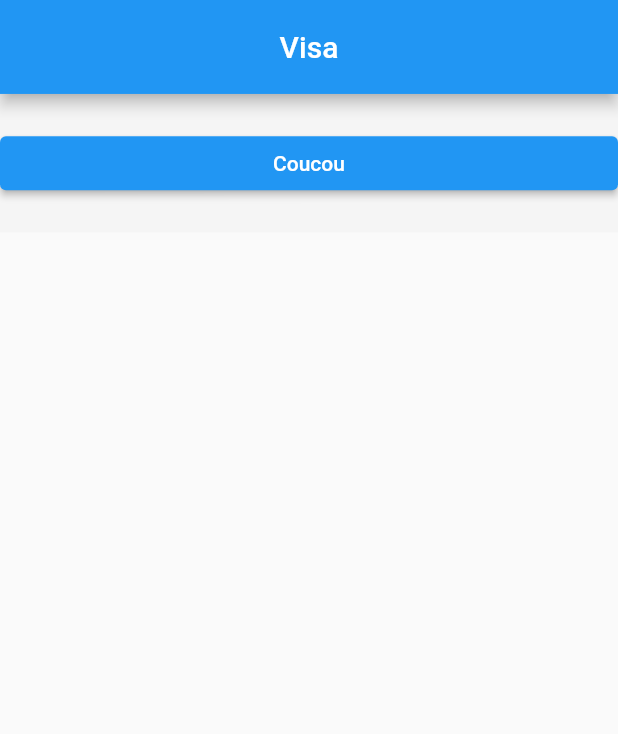
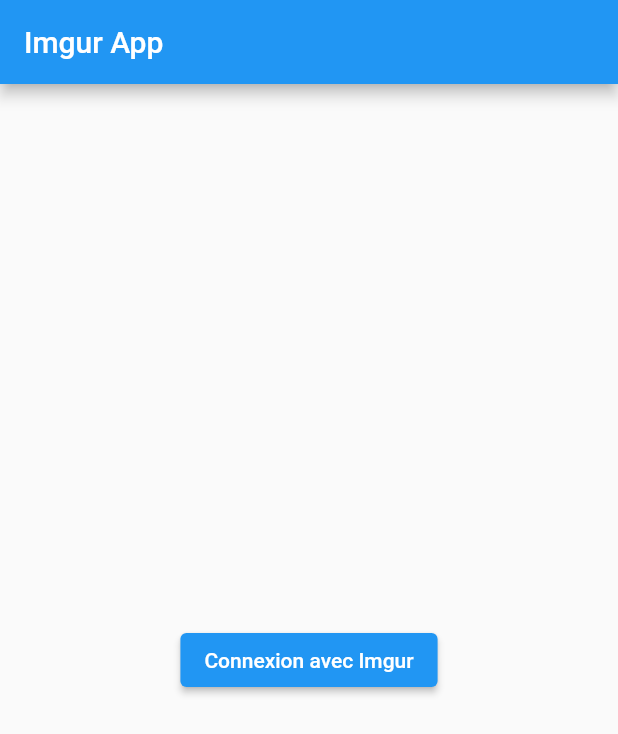
Before and after one commit to Androz2091/imgur-app, a Flutter app: the screen it shows after launch, on a phone screen of 412 x 824 dp. Shown: the top 734 px of the screen. Run offline on Flutter 3.47's test engine with Material 2 defaults, Android fonts, the phone set to English and light mode, and no system bars; missing offline and left inert: oauth2_client.

Commit message:
:tada: App is working!

```diff
--- a/lib/app-scale.dart
+++ /dev/null
@@ -1,15 +0,0 @@
-import 'package:flutter/material.dart';
-
-class AppScale {
-  const AppScale(this._context);
-
-  final BuildContext _context;
-
-  double ofWidth(double pct) {
-    return MediaQuery.of(_context).size.width * pct;
-  }
-
-  double ofHeight(double pct) {
-    return MediaQuery.of(this._context).size.height * pct;
-  }
-}
--- a/lib/imgur.dart
+++ b/lib/imgur.dart
@@ -1,47 +1,16 @@
-import 'dart:convert';
-import 'package:http/http.dart' as http;
+import 'package:oauth2_client/oauth2_client.dart';
+import 'package:meta/meta.dart';
 
-import 'package:visa/engine/simple-auth.dart';
-import 'package:visa/engine/visa.dart';
-import 'package:visa/auth-data.dart';
-import 'package:visa/engine/oauth.dart';
-
-/// Enables Imgur [OAuth] authentication
-class ImgurAuth implements Visa {
-  final baseUrl = 'https://api.imgur.com/oauth2/authorize';
-  SimpleAuth visa;
-
-  ImgurAuth() {
-    visa = SimpleAuth(
-        baseUrl: baseUrl,
-
-        /// Sends a request to the user profile api
-        /// endpoint. Returns an AuthData object.
-        getAuthData: (Map<String, String> data) async {
-          var token = data[OAuth.TOKEN_KEY];
-          // User profile API endpoint.
-          var baseProfileUrl = 'https://api.imgur.com/3/account/me/images';
-          var profileResponse = await http.get(baseProfileUrl, headers: {
-            'Authorization': 'Bearer $token',
-          });
-          var profileJson = json.decode(profileResponse.body);
-
-          return authData(profileJson, data);
-        });
+class MyOAuth2Client extends OAuth2Client {
+  MyOAuth2Client({@required String redirectUri, @required String customUriScheme}): super(
+    authorizeUrl: 'https://api.imgur.com/oauth2/authorize',
+    tokenUrl: 'https://api.imgur.com/oauth2/token',
+    redirectUri: redirectUri,
+    customUriScheme: customUriScheme
+  ) {
+      this.accessTokenRequestHeaders = {
+        'Accept': 'application/json'
+      };
   }
 
-  /// This function combines information
-  /// from the user [json] and auth response [data]
-  /// to build an [AuthData] object.
-  @override
-  AuthData authData(Map<String, dynamic> json, Map<String, String> data) {
-    final String accessToken = data[OAuth.TOKEN_KEY];
-
-    return AuthData(
-        clientID: data['clientID'],
-        accessToken: accessToken,
-        email: json['email'] as String,
-        response: data,
-        userJson: json);
-  }
 }
--- a/lib/login.dart
+++ /dev/null
@@ -1,32 +0,0 @@
-import 'package:flutter/material.dart';
-import 'package:hexcolor/hexcolor.dart';
-import 'utils.dart';
-import 'app-scale.dart';
-
-class LoginPage extends StatefulWidget {
-  const LoginPage({Key key}) : super(key: key);
-
-  @override
-  _LoginPageState createState() => _LoginPageState();
-}
-
-class _LoginPageState extends State<LoginPage> {
-  Widget build(BuildContext context) {
-    AppScale scale = AppScale(context);
-
-    return Scaffold(
-      appBar: Utils.getAppBar(context, canGoBack: false),
-      body: SingleChildScrollView(
-          child: Container(
-              color: Colors.white,
-              child: Container(
-                  color: HexColor('#f5f5f5'),
-                  width: scale.ofWidth(1),
-                  padding: EdgeInsets.fromLTRB(
-                      0, scale.ofHeight(0.027), 0, scale.ofHeight(0.027)),
-                  child: ElevatedButton(child: Text('Coucou'), onPressed: (){
-                    Navigator.pushNamed(context, '/imgur-auth');
-                  })
-                  ))));
-  }
-}
--- a/lib/main.dart
+++ b/lib/main.dart
@@ -1,6 +1,5 @@
 import 'package:flutter/material.dart';
-import 'login.dart';
-import 'auth.dart';
+import 'root.dart';
 
 void main() {
   runApp(MyApp());
@@ -14,10 +13,7 @@
       title: 'Flutter Demo',
       theme: ThemeData(
       ),
-      routes: <String, WidgetBuilder>{
-        '/': (BuildContext context) => LoginPage(),
-        '/imgur-auth': (BuildContext context) => AuthPage()
-      }
+      home: RootPage()
     );
   }
 }
--- /dev/null
+++ b/lib/root.dart
@@ -0,0 +1,93 @@
+import 'package:http/http.dart' as http;
+import 'package:flutter/material.dart';
+import 'package:oauth2_client/access_token_response.dart';
+import 'imgur.dart';
+import 'dart:convert';
+
+class RootPage extends StatefulWidget {
+  RootPage();
+
+  @override
+  State<StatefulWidget> createState() => new _RootPageState();
+}
+
+class ImgurImage {
+  String link;
+
+  ImgurImage(this.link);
+}
+
+class _RootPageState extends State<RootPage> {
+
+  bool failed = false;
+  bool logged = false;
+  bool loading = false;
+  List<String> links;
+
+  @override
+  void initState() {
+    super.initState();
+  }
+
+  initializeConnection () async {
+    MyOAuth2Client client = MyOAuth2Client(
+        customUriScheme: 'com.androz2091.imgurapp',
+        redirectUri: null
+    );
+
+    AccessTokenResponse tknResp = await client.getTokenWithAuthCodeFlow(
+    clientId: '9b274a072d497fd',
+    clientSecret: 'eabfe02dddfb8156576beb121ae7f87ff34d9ec4').catchError((e) {
+      setState(() {
+        failed = true;
+      });
+    });
+
+    setState(() {
+      logged = true;
+      loading = true;
+    });
+
+    var httpClient = http.Client();
+    http.Response resp = await httpClient.get('https://api.imgur.com/3/account/me/images',
+        headers: {'Authorization': 'Bearer ' + tknResp.accessToken});
+
+    final newLinks = json.decode(resp.body)['data'].map((image) => ImgurImage(image['link']).link);
+    setState(() {
+      links = new List<String>.from(newLinks.toList());
+      loading = false;
+    });
+  }
+
+  Widget getBody () {
+    if (!logged) {
+      return ElevatedButton(onPressed: () {
+        this.initializeConnection();
+      }, child: Text(!failed ? 'Connexion avec Imgur' : 'Echec de la connexion. Cliquez pour réessayer'));
+    } else if (loading) {
+      return Text('Chargement de vos images...');
+    } else if (links.length < 0) {
+      return Text('Aucune image à afficher...');
+    } else {
+      return Container(
+          margin: const EdgeInsets.only(top: 10),
+          child: GridView.count(
+            crossAxisCount: 3,
+            crossAxisSpacing: 4.0,
+            mainAxisSpacing: 8.0,
+            children: links.map((link) => Image.network(link)).toList()
+          )
+      );
+    }
+  }
+
+  @override
+  Widget build(BuildContext context) {
+    return Scaffold(
+      appBar: new AppBar(
+        title: new Text('Imgur App')
+      ),
+      body: Center(child: getBody())
+    );
+  }
+}
--- a/lib/utils.dart
+++ /dev/null
@@ -1,22 +0,0 @@
-import 'package:flutter/material.dart';
-
-import 'app-scale.dart';
-
-class Utils {
-
-  static getAppBar(BuildContext context, {bool canGoBack = true}) {
-    AppScale scale = AppScale(context);
-
-    return AppBar(
-      title: Text('Visa'),
-      toolbarHeight: scale.ofHeight(0.076),
-      leading: canGoBack
-          ? new IconButton(
-              icon: new Icon(Icons.arrow_back, size: scale.ofHeight(0.033)),
-              onPressed: () => Navigator.pop(context))
-          : null,
-      // elevation: 0,
-      centerTitle: true,
-    );
-  }
-}
--- a/pubspec.yaml
+++ b/pubspec.yaml
@@ -23,7 +23,7 @@
 dependencies:
   flutter:
     sdk: flutter
-  visa: ^1.0.3
+  oauth2_client: ^1.7.1
 
 
   # The following adds the Cupertino Icons font to your application.
```
Also changed, not shown: lib/auth.dart (+14 -32 lines), pubspec.lock, 6 other files.
